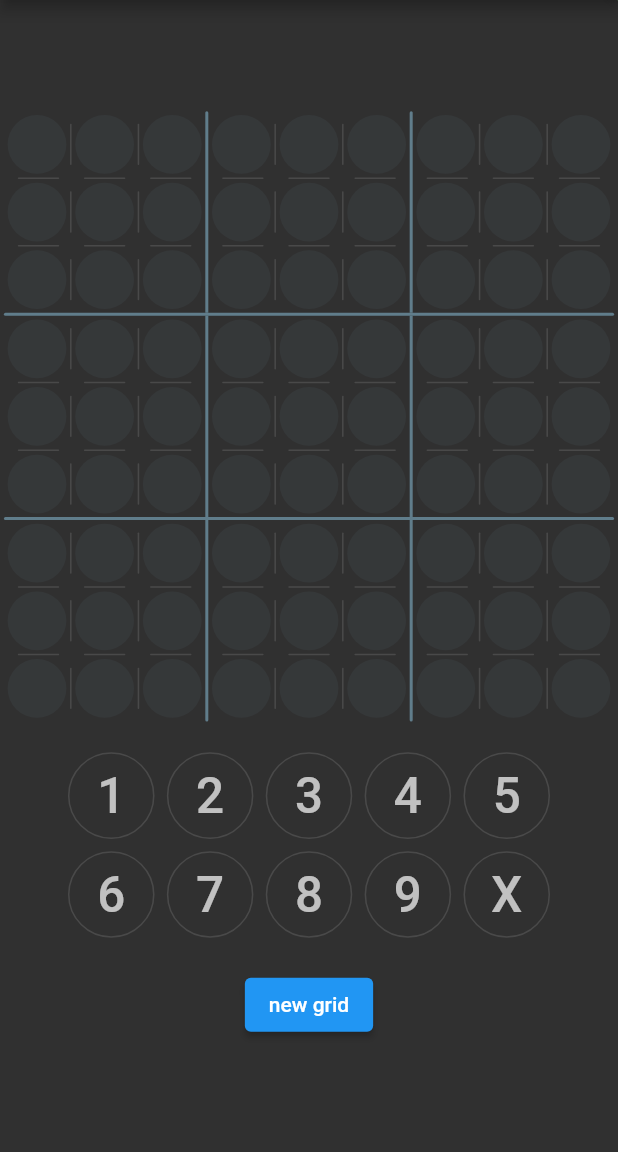
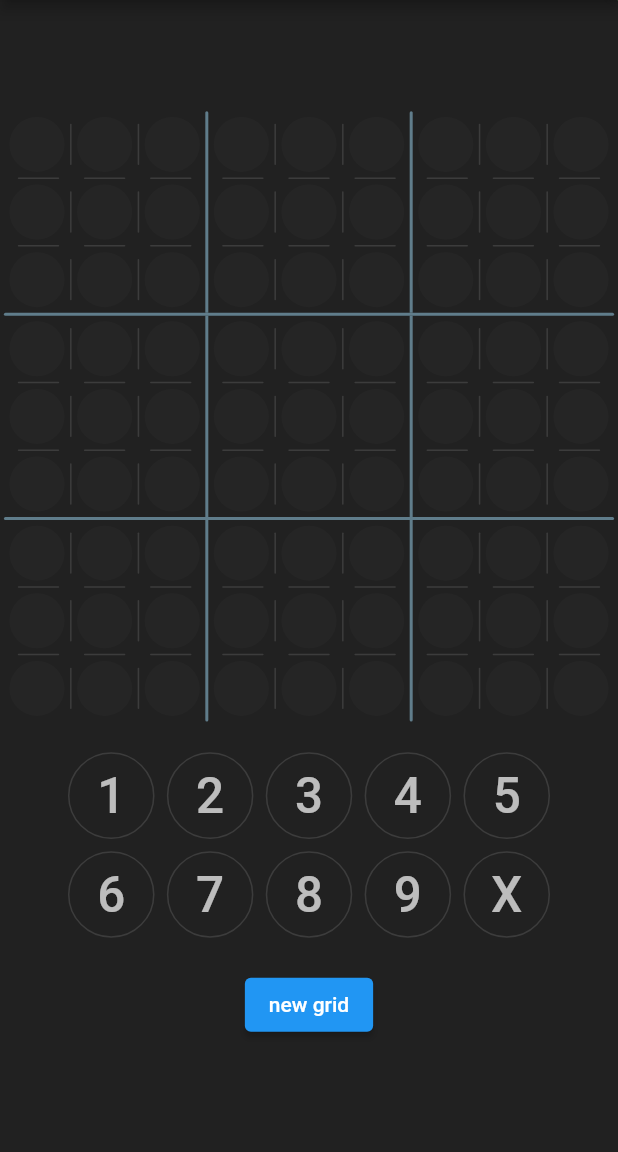
Before and after one commit to pause-and-plan/flutter_sudoku, a Flutter app: the screen it shows after launch, on a phone screen of 412 x 824 dp, the part 84-1236 px from its top. Run offline on Flutter 3.47's test engine with Material 2 defaults, Android fonts, the light colour scheme and no system bars; our stand-ins replace bloc, equatable, flutter_bloc, sizer.

Commit message:
fix colors

```diff
--- a/lib/sudoku/view/box_view.dart
+++ b/lib/sudoku/view/box_view.dart
@@ -51,7 +51,7 @@ class BoxContainer extends StatelessWidget {
       child: Container(
         width: boxSize.w,
         height: boxSize.w,
-        padding: EdgeInsets.all(0.6.w),
+        padding: EdgeInsets.all(0.9.w),
         child: child,
       ),
     );
@@ -95,17 +95,18 @@ class BasicBoxView extends StatelessWidget {
 
   @override
   Widget build(BuildContext context) {
-    Color color = Colors.blueGrey.withOpacity(0.1);
+    Color bgColor = Colors.white.withOpacity(0.02);
     if (box.symbol.hasValue && box.disable) {
-      color = Colors.blueGrey.withOpacity(0.3);
+      bgColor = Colors.blueGrey.withOpacity(0.2);
     }
-    if (box.isFocus) color = Colors.blue.shade800;
+    if (box.isFocus) bgColor = Colors.blue;
 
     String text = box.soluce.toString();
     if (box.isPuzzle) text = box.symbol.toString();
 
     Color fontColor = Colors.white70;
     if (!box.isFocus && box.isPuzzle) fontColor = Colors.blue.shade200;
+    if (box.isFocus) fontColor = Colors.black87;
 
     FontWeight fontWeight = FontWeight.normal;
     if (box.isFocus) fontWeight = FontWeight.bold;
@@ -118,7 +119,7 @@ class BasicBoxView extends StatelessWidget {
       height: size.w,
       decoration: BoxDecoration(
         borderRadius: BorderRadius.circular(50),
-        color: color,
+        color: bgColor,
       ),
       child: Visibility(
         visible: !hideText,
--- a/lib/sudoku/view/grid_page.dart
+++ b/lib/sudoku/view/grid_page.dart
@@ -12,7 +12,11 @@ class GridPage extends StatelessWidget {
   @override
   Widget build(BuildContext context) {
     return Scaffold(
-      appBar: AppBar(title: Text('Sudoku')),
+      appBar: AppBar(
+        title: Text('Sudoku'),
+        actions: [],
+      ),
+      backgroundColor: Colors.grey.shade900,
       body: Column(
         mainAxisAlignment: MainAxisAlignment.center,
         children: [
```
